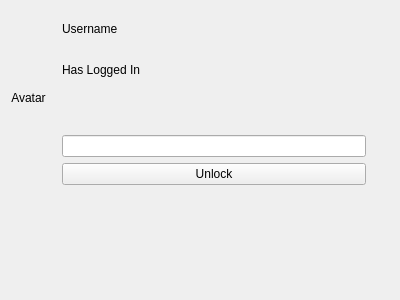
This is src/mainwindow.ui in ukui/ukui-screensaver as Qt 5 draws it before an edit. The edited form follows.
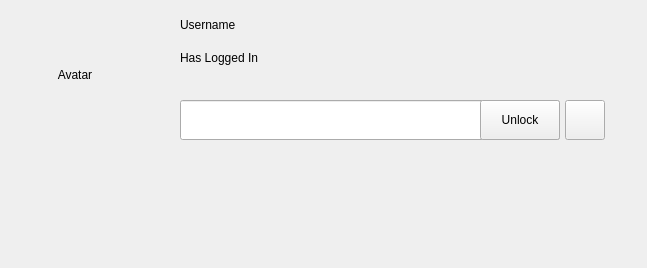
This is the edited form.

Commit message: [New] add Biometric authentication module

The edit to the form file:
```diff
--- a/src/mainwindow.ui
+++ b/src/mainwindow.ui
@@ -6,8 +6,8 @@
    <rect>
     <x>0</x>
     <y>0</y>
-    <width>400</width>
-    <height>300</height>
+    <width>647</width>
+    <height>268</height>
    </rect>
   </property>
   <property name="windowTitle">
@@ -19,64 +19,131 @@
      <rect>
       <x>0</x>
       <y>0</y>
-      <width>377</width>
-      <height>196</height>
+      <width>610</width>
+      <height>200</height>
      </rect>
     </property>
-    <layout class="QHBoxLayout" name="hLayoutLockScreen">
-     <item>
-      <layout class="QVBoxLayout" name="vLayoutLeft">
-       <property name="rightMargin">
-        <number>10</number>
-       </property>
-       <item>
-        <widget class="QLabel" name="lblAvatar">
+    <property name="baseSize">
+     <size>
+      <width>580</width>
+      <height>200</height>
+     </size>
+    </property>
+    <widget class="QLabel" name="lblCapsLock">
+     <property name="geometry">
+      <rect>
+       <x>440</x>
+       <y>100</y>
+       <width>40</width>
+       <height>40</height>
+      </rect>
+     </property>
+     <property name="styleSheet">
+      <string notr="true">border:none;
+background-color:transparent;</string>
+     </property>
          <property name="text">
-          <string>Avatar</string>
-         </property>
-         <property name="alignment">
-          <set>Qt::AlignCenter</set>
-         </property>
-        </widget>
-       </item>
-      </layout>
-     </item>
-     <item>
-      <layout class="QVBoxLayout" name="vLayoutRight">
-       <item>
+      <string/>
+     </property>
+    </widget>
+    <widget class="QLineEdit" name="lineEditPassword">
+     <property name="geometry">
+      <rect>
+       <x>180</x>
+       <y>100</y>
+       <width>380</width>
+       <height>40</height>
+      </rect>
+     </property>
+     <property name="styleSheet">
+      <string notr="true"/>
+     </property>
+    </widget>
         <widget class="QLabel" name="lblUsername">
+     <property name="geometry">
+      <rect>
+       <x>180</x>
+       <y>10</y>
+       <width>300</width>
+       <height>30</height>
+      </rect>
+     </property>
          <property name="text">
           <string>Username</string>
          </property>
         </widget>
-       </item>
-       <item>
-        <widget class="QLabel" name="lblLogged">
-         <property name="text">
-          <string>Has Logged In</string>
-         </property>
-        </widget>
-       </item>
-       <item>
         <widget class="QLabel" name="lblPrompt">
+     <property name="geometry">
+      <rect>
+       <x>180</x>
+       <y>70</y>
+       <width>300</width>
+       <height>25</height>
+      </rect>
+     </property>
          <property name="text">
           <string/>
          </property>
         </widget>
-       </item>
-       <item>
-        <widget class="QLineEdit" name="lineEditPassword"/>
-       </item>
-       <item>
         <widget class="QPushButton" name="btnUnlock">
+     <property name="geometry">
+      <rect>
+       <x>480</x>
+       <y>100</y>
+       <width>80</width>
+       <height>40</height>
+      </rect>
+     </property>
          <property name="text">
           <string>Unlock</string>
          </property>
         </widget>
-       </item>
-      </layout>
-     </item>
-    </layout>
+    <widget class="QLabel" name="lblLogged">
+     <property name="geometry">
+      <rect>
+       <x>180</x>
+       <y>45</y>
+       <width>100</width>
+       <height>25</height>
+      </rect>
+     </property>
+     <property name="text">
+      <string>Has Logged In</string>
+     </property>
+    </widget>
+    <widget class="QLabel" name="lblAvatar">
+     <property name="geometry">
+      <rect>
+       <x>10</x>
+       <y>10</y>
+       <width>130</width>
+       <height>130</height>
+      </rect>
+     </property>
+     <property name="text">
+      <string>Avatar</string>
+     </property>
+     <property name="alignment">
+      <set>Qt::AlignCenter</set>
+     </property>
+    </widget>
+    <widget class="QPushButton" name="btnBiometric">
+     <property name="geometry">
+      <rect>
+       <x>565</x>
+       <y>100</y>
+       <width>40</width>
+       <height>40</height>
+      </rect>
+     </property>
+     <property name="styleSheet">
+      <string notr="true">QPushButton{border:1px solid #026096; background:transparent};
+QPushButton::hover{background-color:rgb(255, 255, 255, 50)};</string>
+     </property>
+     <property name="text">
+      <string/>
+     </property>
+    </widget>
    </widget>
   </widget>
  </widget>
```
Lines whose indentation alone changed are shown as unchanged. The commit also changes 25 other files.
